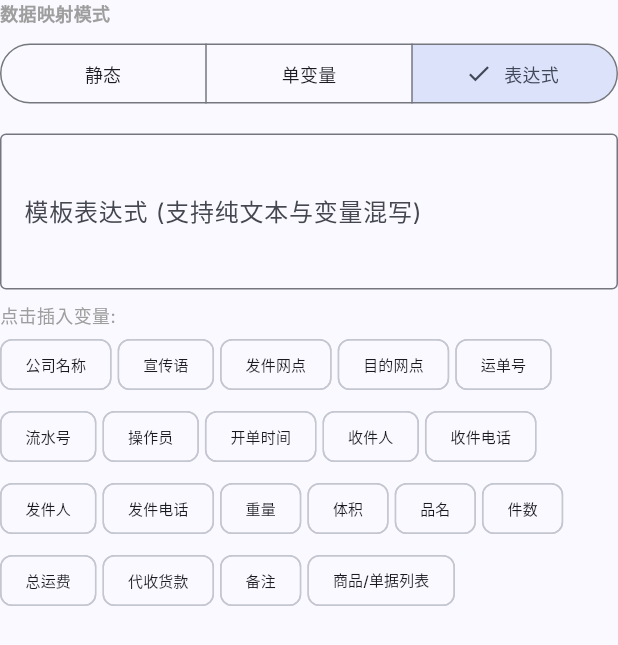
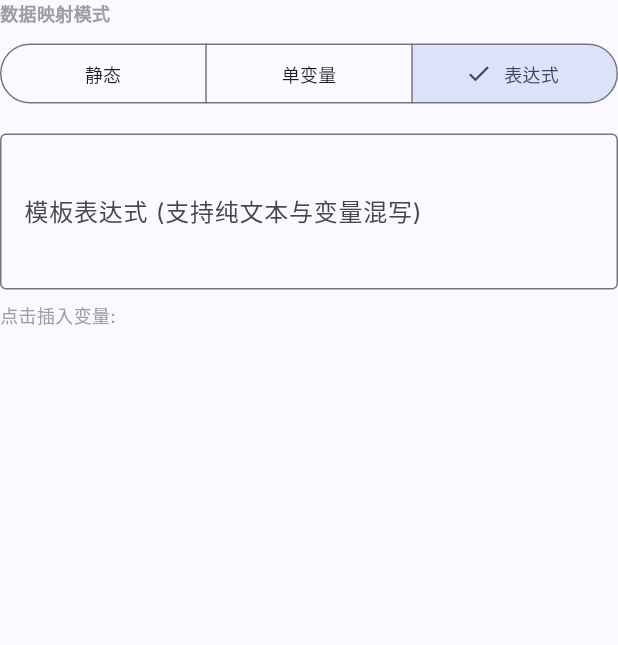
Before and after one commit to mrkoi-is/koi_printer, a Flutter app: the _DataBindingField widget shown alone on an empty page, opened directly with empty values, after a tap on "单变量", after a tap on "表达式", on a phone screen of 412 x 824 dp. Shown: the top 645 px of the screen. Run offline on Flutter 3.47's test engine with Material 3 defaults, Android fonts, the phone set to English and light mode, and no system bars; our stand-ins replace barcode_widget, flutter_blue_plus, flutter_bluetooth_serial, google_fonts, qr_flutter, shared_preferences; missing offline and left inert: gbk_codec, zxing2; accounts and stored records are empty; key blocks and very long unbroken strings in the code were emptied for the run.

Commit message:
fix: resolve code review issues #1, #2, #4, #6
Issue 1 - Remove duplicate DataSchema/SchemaField types:
  EditorState now directly uses KoiTemplateField from manifest layer
  Eliminates manual KoiTemplateField→SchemaField conversion in loadManifest

Issue 2 - Remove hardcoded mockData/schema:
  EditorState no longer contains 40-line hardcoded _mockData initializer
  Both _schema and _mockData are now populated exclusively from manifest

Issue 4 - Track current manifest identity:
  EditorState now remembers currentManifestId/Name from loadManifest()
  Export button reuses the loaded manifest name instead of hardcoding

Issue 6 - Add null guard on document field:
  fromJson() now throws FormatException with descriptive message
  instead of TypeError when document key is missing

```diff
--- a/koi_printer_editor/lib/state/editor_state.dart
+++ b/koi_printer_editor/lib/state/editor_state.dart
@@ -16,20 +16,6 @@ class EditorElement {
   }
 }
 
-/// 数据字典 Schema
-class DataSchema {
-  DataSchema({this.entity = '', this.fields = const []});
-  final String entity;
-  final List<SchemaField> fields;
-}
-
-class SchemaField {
-  SchemaField({required this.key, required this.label, required this.type});
-  final String key;
-  final String label;
-  final String type; // string, number, array
-}
-
 /// 编辑器全局状态树
 class EditorState extends ChangeNotifier {
   EditorState({
@@ -38,91 +24,45 @@ class EditorState extends ChangeNotifier {
 
   List<EditorElement> _elements;
   String? _selectedElementId;
-  DataSchema _currentSchema = DataSchema(
-    entity: 'SenderTicket',
-    fields: [
-      SchemaField(key: 'companyName', label: '公司名称', type: 'string'),
-      SchemaField(key: 'companyAdv', label: '宣传语', type: 'string'),
-      SchemaField(key: 'fromNodeInfo', label: '发件网点', type: 'string'),
-      SchemaField(key: 'toNodeInfo', label: '目的网点', type: 'string'),
-      SchemaField(key: 'ticketSn', label: '运单号', type: 'string'),
-      SchemaField(key: 'sequnceId', label: '流水号', type: 'string'),
-      SchemaField(key: 'operatorName', label: '操作员', type: 'string'),
-      SchemaField(key: 'startDate', label: '开单时间', type: 'string'),
-      SchemaField(key: 'recieverName', label: '收件人', type: 'string'),
-      SchemaField(key: 'recieverPhone', label: '收件电话', type: 'string'),
-      SchemaField(key: 'senderInfo', label: '发件人', type: 'string'),
-      SchemaField(key: 'senderPhone', label: '发件电话', type: 'string'),
-      SchemaField(key: 'weight', label: '重量', type: 'string'),
-      SchemaField(key: 'volume', label: '体积', type: 'string'),
-      SchemaField(key: 'cargoInfo', label: '品名', type: 'string'),
-      SchemaField(key: 'cargoCount', label: '件数', type: 'string'),
-      SchemaField(key: 'totalFee', label: '总运费', type: 'string'),
-      SchemaField(key: 'behalfFee', label: '代收货款', type: 'string'),
-      SchemaField(key: 'remark', label: '备注', type: 'string'),
-      SchemaField(key: 'items', label: '商品/单据列表', type: 'array'),
-    ],
-  );
+
+  // ── 当前模板元数据 (Issue 4: 记住当前 manifest 的身份) ──
+  String _currentManifestId = '';
+  String _currentManifestName = '';
+
+  // ── Schema — 直接复用 KoiTemplateField, 不再另造类 (Issue 1) ──
+  List<KoiTemplateField> _schema = const [];
 
   // 历史栈
   final List<EditorCommand> _undoStack = [];
   final List<EditorCommand> _redoStack = [];
 
-  // 预览模式与假数据
+  // 预览模式与假数据 (Issue 2: 不再硬编码, 从 manifest 加载)
   bool _isPreviewMode = false;
-  Map<String, dynamic> _mockData = {
-    'companyName': '顺丰速运 (SF Express)',
-    'companyAdv': '一站式供应链解决方案提供商',
-    'fromNodeInfo': '深圳南山科技园网点',
-    'toNodeInfo': '北京朝阳国贸网点',
-    'ticketSn': 'SF1234567890123',
-    'sequnceId': '0001',
-    'operatorName': '张三丰',
-    'startDate': '2026-05-04 12:00:00',
-    'recieverName': '李四',
-    'pickMethod': '派送',
-    'recieverPhone': '138****8000',
-    'senderInfo': '王五',
-    'senderPhone': '139****9000',
-    'weight': '2.5',
-    'volume': '0.01',
-    'cargoInfo': '电子产品',
-    'cargoCount': '1',
-    'freightFee': '18.00',
-    'preFreightFee': '18.00',
-    'settlementMethod': '现付',
-    'pickFee': '0.00',
-    'psFee': '0.00',
-    'totalFee': '18.00',
-    'behalfFee': '0.00',
-    'remark': '易碎物品，请轻拿轻放',
-    // 财务模板需要的数据
-    'nodeInfo': '深圳高新园财务中心',
-    'bizerName': '李四',
-    'handUser': '王五',
-    'handDate': '2026-05-04 18:00',
-    'totalAmount': '¥ 50,000',
-    // 请款模板需要的数据
-    'requestUser': '赵六',
-    'requestAmount': '¥ 5,000.00',
-    'reason': '采购新一批打印纸和碳带',
-    'items': [
-      {'name': '顺丰特快', 'qty': 1, 'price': 18.0, 'count': 100, 'amount': '¥1,800'},
-      {'name': '顺丰标快', 'qty': 2, 'price': 12.0, 'count': 500, 'amount': '¥6,000'},
-      {'name': '包装费', 'qty': 1, 'price': 5.0, 'count': 100, 'amount': '¥500'},
-    ]
-  };
+  Map<String, dynamic> _mockData = {};
 
   List<EditorElement> get elements => _elements;
   KoiPrintDocument get document => KoiTicketDocument(elements: _elements.map((e) => e.element).toList());
   String? get selectedElementId => _selectedElementId;
   EditorElement? get selectedElement => _elements.where((e) => e.id == _selectedElementId).firstOrNull;
-  DataSchema get currentSchema => _currentSchema;
   bool get isPreviewMode => _isPreviewMode;
   Map<String, dynamic> get mockData => _mockData;
 
   bool get canUndo => _undoStack.isNotEmpty;
   bool get canRedo => _redoStack.isNotEmpty;
+
+  // ── Schema 公开 API (替代旧的 DataSchema) ──
+
+  /// 当前模板的 Schema 字段列表。
+  List<KoiTemplateField> get schema => _schema;
+
+  /// Schema 所属实体名 (用于左面板 "单据模型: xxx" 显示)。
+  String get schemaEntity => _currentManifestName;
+
+  /// 当前模板标识 (用于导出时回填)。
+  String get currentManifestId => _currentManifestId;
+
+  /// 当前模板名称 (用于导出时回填)。
+  String get currentManifestName => _currentManifestName;
 
   void togglePreviewMode() {
     _isPreviewMode = !_isPreviewMode;
@@ -137,29 +77,24 @@ class EditorState extends ChangeNotifier {
     notifyListeners();
   }
 
-  /// 从 [KoiTemplateManifest] 加载完整模板 (元素 + Schema + 假数据)。
+  /// 从 [KoiTemplateManifest] 加载完整模板 (元素 + Schema + 假数据 + 身份)。
   void loadManifest(KoiTemplateManifest manifest, List<EditorElement> elements) {
     _elements = elements;
     _undoStack.clear();
     _redoStack.clear();
     _selectedElementId = null;
 
-    // 同步 Schema
-    if (manifest.schema.isNotEmpty) {
-      _currentSchema = DataSchema(
-        entity: manifest.name,
-        fields: manifest.schema.map((f) => SchemaField(
-          key: f.key,
-          label: f.label,
-          type: f.type.name,
-        )).toList(),
-      );
-    }
+    // 同步身份 (Issue 4)
+    _currentManifestId = manifest.id;
+    _currentManifestName = manifest.name;
 
-    // 同步假数据
-    if (manifest.mockData.isNotEmpty) {
-      _mockData = Map<String, dynamic>.from(manifest.mockData);
-    }
+    // 同步 Schema (Issue 1: 直接赋值, 无需转换)
+    _schema = manifest.schema;
+
+    // 同步假数据 (Issue 2: 从 manifest 获取, 不再硬编码)
+    _mockData = manifest.mockData.isNotEmpty
+        ? Map<String, dynamic>.from(manifest.mockData)
+        : {};
 
     notifyListeners();
   }
@@ -176,8 +111,8 @@ class EditorState extends ChangeNotifier {
     }
   }
 
-  void updateSchema(DataSchema schema) {
-    _currentSchema = schema;
+  void updateSchema(List<KoiTemplateField> schema) {
+    _schema = schema;
     notifyListeners();
   }
 
--- a/koi_printer_editor/lib/widgets/center_canvas.dart
+++ b/koi_printer_editor/lib/widgets/center_canvas.dart
@@ -1,5 +1,4 @@
 import 'package:flutter/material.dart';
-import 'package:koi_printer_command/koi_printer_command.dart';
 import 'package:koi_printer_editor/state/editor_command.dart';
 import 'package:koi_printer_editor/state/editor_state.dart';
 import 'package:koi_printer/koi_printer.dart';
@@ -76,10 +75,10 @@ class _EditableElementWrap extends StatelessWidget {
   final VoidCallback onSelect;
   final VoidCallback onDelete;
 
-  KoiTicketElement _processEditMode(KoiTicketElement e, DataSchema schema) {
+  KoiTicketElement _processEditMode(KoiTicketElement e, List<KoiTemplateField> fields) {
     if (e is KoiTextElement) {
       String t = e.text;
-      for (var f in schema.fields) {
+      for (var f in fields) {
         t = t.replaceAll('{{${f.key}}}', '<${f.label}>');
       }
       return KoiTextElement(
@@ -98,7 +97,7 @@ class _EditableElementWrap extends StatelessWidget {
       return KoiTextRowElement(
         columns: e.columns.map((c) {
           String t = c.text;
-          for (var f in schema.fields) {
+          for (var f in fields) {
             t = t.replaceAll('{{${f.key}}}', '<${f.label}>');
           }
           return KoiTextColumn(text: t, ratio: c.ratio, align: c.align, bold: c.bold);
@@ -122,7 +121,7 @@ class _EditableElementWrap extends StatelessWidget {
     } else {
       // 编辑模式下，替换占位符为中文别名标签
       mockDoc = KoiTicketDocument(
-        elements: [_processEditMode(element.element, state.currentSchema)],
+        elements: [_processEditMode(element.element, state.schema)],
       );
     }
 
@@ -155,7 +154,7 @@ class _EditableElementWrap extends StatelessWidget {
                Text('🔄 列表循环区域 (数组: ${forEachElement.listKey})', style: const TextStyle(color: Colors.orange, fontSize: 12, fontWeight: FontWeight.bold)),
                const Divider(color: Colors.orange),
                ...forEachElement.templates.map((t) {
-                  final mockInnerDoc = KoiTicketDocument(elements: [_processEditMode(t, state.currentSchema)]);
+                  final mockInnerDoc = KoiTicketDocument(elements: [_processEditMode(t, state.schema)]);
                   final innerRender = KoiPreviewRenderer.build(
                     document: mockInnerDoc,
                     paperWidthPx: 380,
--- a/koi_printer_editor/lib/widgets/right_inspector.dart
+++ b/koi_printer_editor/lib/widgets/right_inspector.dart
@@ -1,5 +1,5 @@
 import 'package:flutter/material.dart';
-import 'package:koi_printer_command/koi_printer_command.dart';
+import 'package:koi_printer/koi_printer.dart';
 import 'package:koi_printer_editor/state/editor_command.dart';
 import 'package:koi_printer_editor/state/editor_state.dart';
 import 'package:provider/provider.dart';
@@ -224,7 +224,7 @@ class _DataBindingFieldState extends State<_DataBindingField> {
 
   @override
   Widget build(BuildContext context) {
-    final schema = context.watch<EditorState>().currentSchema;
+    final fields = context.watch<EditorState>().schema;
     final text = widget.element.text;
 
     return Column(
@@ -244,8 +244,8 @@ class _DataBindingFieldState extends State<_DataBindingField> {
               _modeIndex = set.first;
             });
             if (_modeIndex == 1) {
-              if (!RegExp(r'^\{\{([a-zA-Z0-9_.]+)\}\}$').hasMatch(text) && schema.fields.isNotEmpty) {
-                 _updateText('{{${schema.fields.first.key}}}');
+              if (!RegExp(r'^\{\{([a-zA-Z0-9_.]+)\}\}$').hasMatch(text) && fields.isNotEmpty) {
+                 _updateText('{{${fields.first.key}}}');
               }
             } else if (_modeIndex == 0) {
                _updateText(text.replaceAll(RegExp(r'\{\{|\}\}'), ''));
@@ -262,9 +262,9 @@ class _DataBindingFieldState extends State<_DataBindingField> {
            ),
         ] else if (_modeIndex == 1) ...[
            DropdownButtonFormField<String>(
-             value: RegExp(r'^\{\{([a-zA-Z0-9_.]+)\}\}$').firstMatch(text)?.group(1) ?? (schema.fields.isNotEmpty ? schema.fields.first.key : null),
+             value: RegExp(r'^\{\{([a-zA-Z0-9_.]+)\}\}$').firstMatch(text)?.group(1) ?? (fields.isNotEmpty ? fields.first.key : null),
              decoration: const InputDecoration(labelText: '绑定业务字段', border: OutlineInputBorder()),
-             items: schema.fields.map((f) => DropdownMenuItem(value: f.key, child: Text('${f.label} (${f.key})'))).toList(),
+             items: fields.map((f) => DropdownMenuItem(value: f.key, child: Text('${f.label} (${f.key})'))).toList(),
              onChanged: (val) {
                if (val != null) {
                  _updateText('{{$val}}');
@@ -276,7 +276,7 @@ class _DataBindingFieldState extends State<_DataBindingField> {
              children: [
                const Icon(Icons.check_circle, color: Colors.green, size: 16),
                const SizedBox(width: 4),
-               Text('已绑定: ${schema.fields.where((f) => '{{${f.key}}}' == text).firstOrNull?.label ?? '未知'}',
+               Text('已绑定: ${fields.where((f) => '{{${f.key}}}' == text).firstOrNull?.label ?? '未知'}',
                  style: const TextStyle(color: Colors.green, fontSize: 12)),
              ],
            ),
@@ -291,7 +291,7 @@ class _DataBindingFieldState extends State<_DataBindingField> {
            const Text('点击插入变量:', style: TextStyle(fontSize: 12, color: Colors.grey)),
            Wrap(
              spacing: 4,
-             children: schema.fields.map((f) => ActionChip(
+             children: fields.map((f) => ActionChip(
                label: Text(f.label, style: const TextStyle(fontSize: 10)),
                onPressed: () {
                  _updateText('$text{{${f.key}}}');
```
Also changed, not shown: koi_printer/lib/src/template/koi_template_manifest.dart (+10 -3 lines), koi_printer_editor/lib/widgets/left_palette.dart (+7 -6 lines), koi_printer_editor/lib/widgets/top_toolbar.dart (+8 -10 lines).
